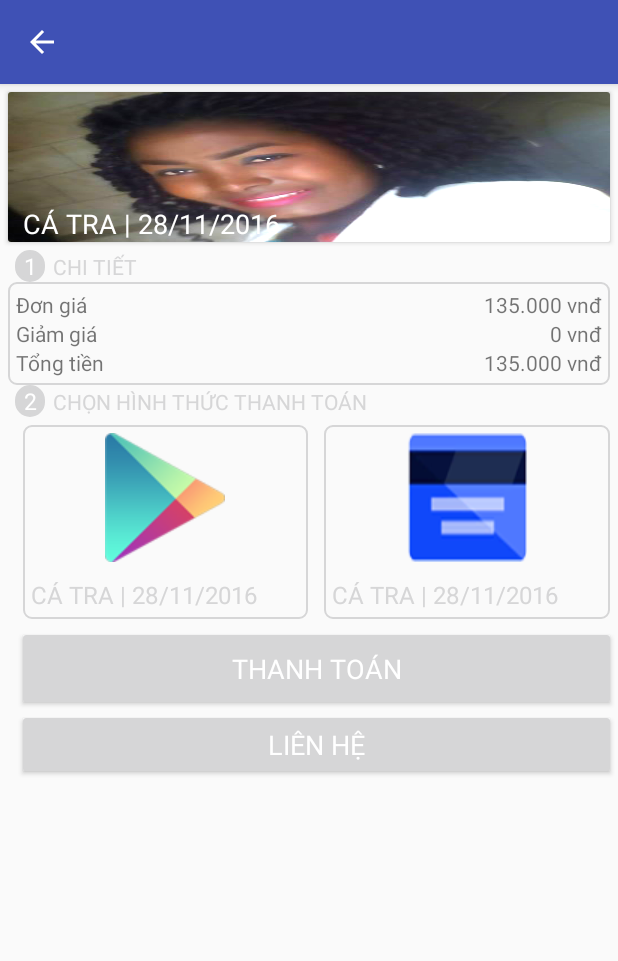
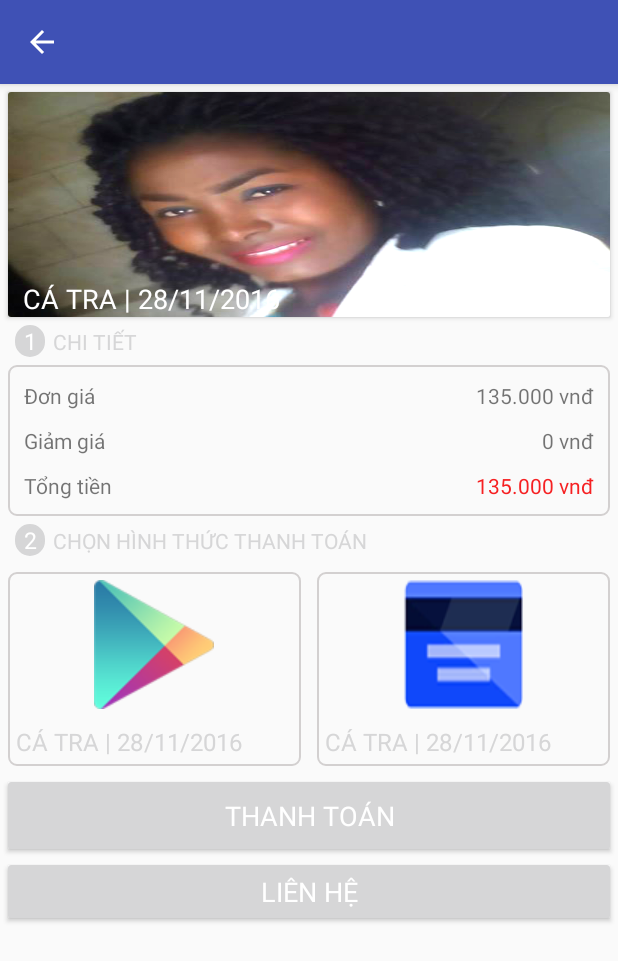
Before and after one commit to TungVietCompany/vasep, an Android app: the PurchaseActivity screen opened directly, with no data from a screen before it, on a phone screen of 412 x 824 dp. Shown: the top 961 px of the screen. Run offline under Robolectric (Android 15) with nearby library versions, the phone set to English and light mode, and no system bars.

Commit message:
13/12 thuyet commit update v1

```diff
--- a/app/src/main/res/drawable/customborderpay.xml
+++ b/app/src/main/res/drawable/customborderpay.xml
@@ -2,5 +2,5 @@
 <shape xmlns:android="http://schemas.android.com/apk/res/android" android:shape="rectangle">
     <corners android:radius="5dp"/>
     <solid android:color="@color/transperent"/>
-    <stroke android:color="@color/colorAccent" android:width="1dp"/>
+    <stroke android:color="@color/screen5_color_boder" android:width="1dp"/>
 </shape>
--- a/app/src/main/res/layout/activity_purchase.xml
+++ b/app/src/main/res/layout/activity_purchase.xml
@@ -20,15 +20,21 @@
 
     </android.support.design.widget.AppBarLayout>
 
+    <ScrollView
+        android:layout_width="match_parent"
+        android:layout_height="match_parent"
+        app:layout_behavior="@string/appbar_scrolling_view_behavior"
+        >
+
     <LinearLayout
         android:layout_width="match_parent"
         android:layout_height="match_parent"
-        app:layout_behavior="@string/appbar_scrolling_view_behavior"
+
         android:orientation="vertical"
         >
         <android.support.v7.widget.CardView
             android:layout_width="match_parent"
-            android:layout_height="100dp"
+            android:layout_height="150dp"
             android:layout_margin="5dp"
             android:background="@drawable/customborder"
             >
@@ -57,10 +63,9 @@
         <LinearLayout
             android:layout_width="match_parent"
             android:layout_height="wrap_content"
-            android:layout_marginLeft="10dp"
-
+            android:layout_marginLeft="@dimen/margin_10dp"
+            android:layout_marginBottom="@dimen/margin_5dp"
             >
-
             <TextView
                 android:layout_width="wrap_content"
                 android:layout_height="wrap_content"
@@ -87,15 +92,16 @@
             android:layout_height="wrap_content"
             android:weightSum="3"
             android:orientation="vertical"
-            android:layout_marginLeft="5dp"
-            android:layout_marginRight="5dp"
-            android:background="@drawable/customborderdetail"
-            android:padding="5dp"
+            android:layout_marginLeft="@dimen/margin_5dp"
+            android:layout_marginRight="@dimen/margin_5dp"
+            android:background="@drawable/customborderpay"
+            android:padding="@dimen/padding_5dp"
             >
             <RelativeLayout
                 android:layout_width="wrap_content"
                 android:layout_height="wrap_content"
                 android:layout_weight="1"
+                android:padding="@dimen/padding_5dp"
                 >
 
                 <TextView
@@ -114,6 +120,7 @@
                 android:layout_width="wrap_content"
                 android:layout_height="wrap_content"
                 android:layout_weight="1"
+                android:padding="@dimen/padding_5dp"
                 >
 
                 <TextView
@@ -132,6 +139,7 @@
                 android:layout_width="wrap_content"
                 android:layout_height="wrap_content"
                 android:layout_weight="1"
+                android:padding="@dimen/padding_5dp"
                 >
 
                 <TextView
@@ -144,20 +152,23 @@
                     android:layout_height="wrap_content"
                     android:text="135.000 vnđ"
                     android:id="@+id/textView12"
+                    android:textColor="@color/screen4_money_item"
                     android:layout_alignParentEnd="true" />
             </RelativeLayout>
         </LinearLayout>
         <LinearLayout
             android:layout_width="match_parent"
             android:layout_height="wrap_content"
-            android:layout_marginLeft="10dp"
+            android:layout_marginLeft="@dimen/margin_10dp"
+            android:layout_marginTop="@dimen/margin_5dp"
+            android:layout_marginBottom="@dimen/margin_5dp"
             >
 
             <TextView
                 android:layout_width="wrap_content"
                 android:layout_height="wrap_content"
                 android:text="2"
-                android:textSize="15dp"
+                android:textSize="15sp"
                 android:background="@drawable/borderbutton"
                 android:id="@+id/textView13"
                 android:textColor="#ffffff"
@@ -177,7 +188,6 @@
         <LinearLayout
             android:layout_width="match_parent"
             android:layout_height="wrap_content"
-            android:layout_marginLeft="10dp"
             android:orientation="horizontal"
             android:weightSum="2"
             >
@@ -185,7 +195,7 @@
                 android:layout_width="wrap_content"
                 android:layout_height="wrap_content"
                 android:layout_margin="5dp"
-                android:background="@drawable/customborderdetail"
+                android:background="@drawable/customborderpay"
                 android:orientation="vertical"
                 android:layout_weight="1"
                 >
@@ -212,7 +222,7 @@
                 android:layout_width="wrap_content"
                 android:layout_height="wrap_content"
                 android:layout_margin="5dp"
-                android:background="@drawable/customborderdetail"
+                android:background="@drawable/customborderpay"
                 android:layout_weight="1"
                 android:orientation="vertical"
                 >
@@ -239,7 +249,6 @@
         <LinearLayout
             android:layout_width="match_parent"
             android:layout_height="wrap_content"
-            android:layout_marginLeft="10dp"
             android:orientation="vertical"
             >
             <android.support.v7.widget.CardView
@@ -287,5 +296,5 @@
         </LinearLayout>
 
     </LinearLayout>
-
+    </ScrollView>
 </android.support.design.widget.CoordinatorLayout>
--- a/app/src/main/res/values/colors.xml
+++ b/app/src/main/res/values/colors.xml
@@ -16,4 +16,6 @@
     <color name="screen4_money_item">#f62022</color>
     <color name="screen4_view_before">#0c69d3</color>
     <color name="screen4_book_buy">#f81751</color>
+
+    <color name="screen5_color_boder">#d3d0d0</color>
 </resources>
--- a/app/src/main/res/values/dimens.xml
+++ b/app/src/main/res/values/dimens.xml
@@ -14,4 +14,10 @@
     <dimen name="screen2_margin_date">10dp</dimen>
     <dimen name="screen4_padding_view">10dp</dimen>
     <dimen name="screen4_margin_view">5dp</dimen>
+
+    <dimen name="margin_5dp">5dp</dimen>
+    <dimen name="margin_10dp">10dp</dimen>
+
+    <dimen name="padding_5dp">5dp</dimen>
+    <dimen name="padding_10dp">10dp</dimen>
 </resources>
```
Also changed, not shown: 1 other file.
